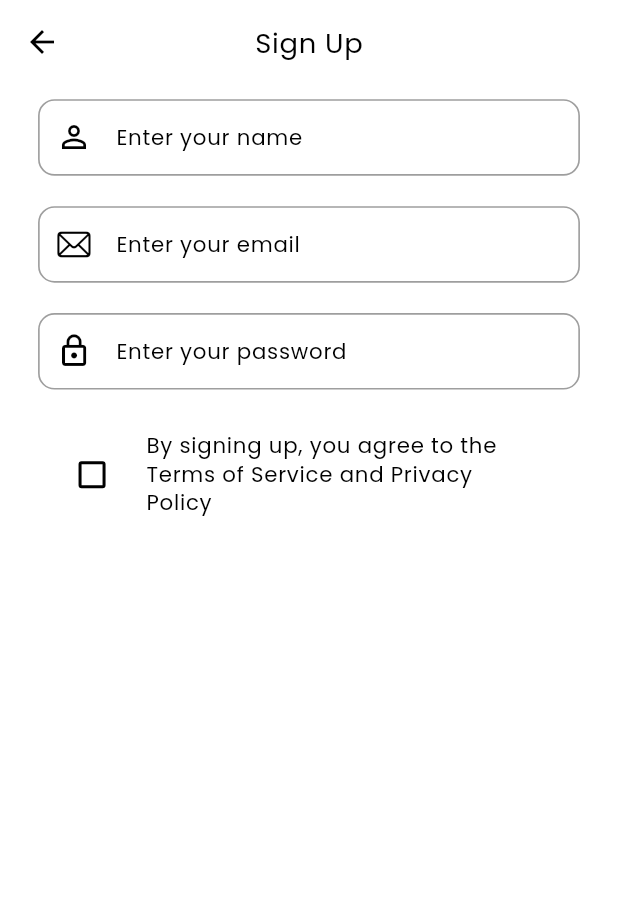
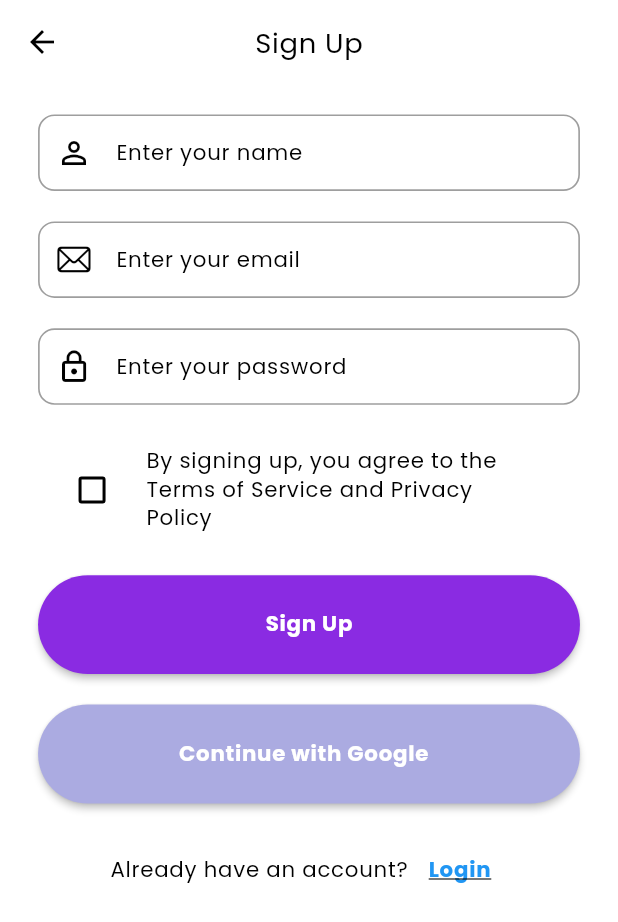
Before and after one commit to sabin6969/Budget_Buddy_With_Bloc, a Flutter app: the SignupPage screen opened by its route, on a phone screen of 412 x 824 dp. Shown: the top 922 px of the screen. Run offline on Flutter 3.47's test engine with Material 3 defaults, Android fonts, the phone set to English and light mode, and no system bars; our stand-ins replace flutter_screenutil, shared_preferences, smooth_page_indicator; accounts and stored records are empty.

Commit message:
completed signup page and onboarding screen with support for both theme

```diff
--- a/lib/pages/auth/signup/signup_page.dart
+++ b/lib/pages/auth/signup/signup_page.dart
@@ -1,3 +1,4 @@
+import 'package:budgetbuddy_bloc/widgets/custom_auth_button.dart';
 import 'package:flutter/cupertino.dart';
 import 'package:flutter/material.dart';
 import 'package:flutter_screenutil/flutter_screenutil.dart';
@@ -10,13 +11,14 @@ class SignupPage extends StatelessWidget {
   final FocusNode _emailFocusNode = FocusNode();
   final FocusNode _passwordFocusNode = FocusNode();
   final FocusNode _nameFocusNode = FocusNode();
-  ValueNotifier<bool> _isChecked = ValueNotifier(false);
+  final ValueNotifier<bool> _isChecked = ValueNotifier(false);
 
   @override
   Widget build(BuildContext context) {
     final isDark = MediaQuery.of(context).platformBrightness == Brightness.dark;
     return Scaffold(
       appBar: AppBar(
+        backgroundColor: Theme.of(context).colorScheme.background,
         centerTitle: true,
         title: Text(
           "Sign Up",
@@ -31,6 +33,9 @@ class SignupPage extends StatelessWidget {
         child: SingleChildScrollView(
           child: Column(
             children: [
+              SizedBox(
+                height: 10.h,
+              ),
               TextFormField(
                 keyboardType: TextInputType.name,
                 style: Theme.of(context).textTheme.labelMedium!.copyWith(
@@ -115,6 +120,52 @@ class SignupPage extends StatelessWidget {
                     );
                   },
                 ),
+              ),
+              SizedBox(
+                height: 20.h,
+              ),
+              CustomAuthButton(
+                textColor: Colors.white,
+                isPrimaryColor: true,
+                buttonName: "Sign Up",
+                onPressed: () {},
+              ),
+              SizedBox(
+                height: 20.h,
+              ),
+              CustomAuthButton(
+                textColor: Colors.white,
+                isPrimaryColor: false,
+                buttonName: "Continue with Google  ",
+                onPressed: () {},
+              ),
+              SizedBox(
+                height: 20.h,
+              ),
+              Row(
+                mainAxisAlignment: MainAxisAlignment.center,
+                children: [
+                  Text(
+                    "Already have an account?",
+                    style: Theme.of(context).textTheme.labelMedium!.copyWith(
+                          fontWeight: FontWeight.normal,
+                        ),
+                  ),
+                  SizedBox(
+                    width: 2.w,
+                  ),
+                  TextButton(
+                    onPressed: () {},
+                    child: Text(
+                      "Login",
+                      style: Theme.of(context).textTheme.labelMedium!.copyWith(
+                            fontWeight: FontWeight.bold,
+                            color: Colors.blue,
+                            decoration: TextDecoration.underline,
+                          ),
+                    ),
+                  )
+                ],
               )
             ],
           ),
```
